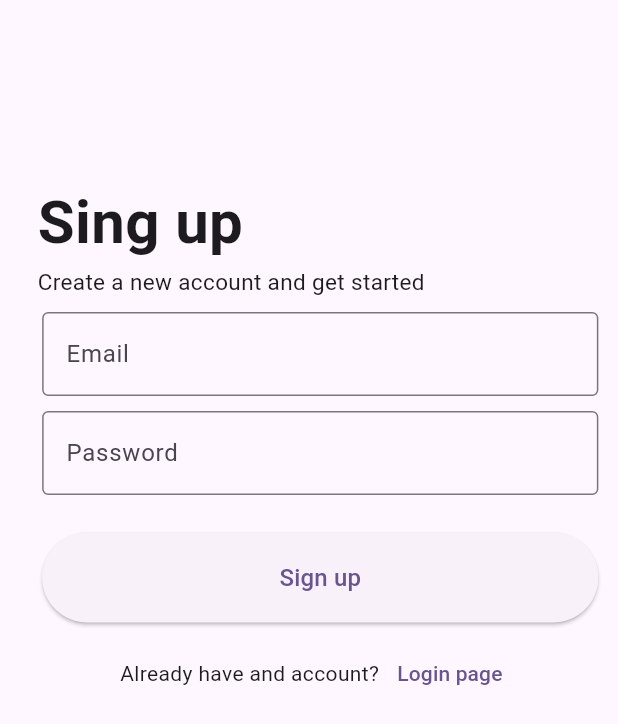
After one commit to kspINFO/ecommerce-app, a Flutter app: the screen it shows after launch, after a tap on "Login", after a tap on "Sign Up", on a phone screen of 412 x 824 dp. The commit adds this screen. Shown: the top 724 px of the screen. Run offline on Flutter 3.47's test engine with Material 3 defaults, Android fonts, the phone set to English and light mode, and no system bars; our stand-ins replace firebase_auth, firebase_core; accounts and stored records are empty.

Commit message:
morning 7-2-25 login page complite

```diff
--- a/lib/container/dashbord_text.dart
+++ b/lib/container/dashbord_text.dart
@@ -26,7 +26,7 @@ class _DashbordTextState extends State<DashbordText> {
             fontSize: 18,
             fontWeight: FontWeight.w500,
           ),
-        )
+        ),
       ],
     );
   }
--- a/lib/controllers/auth_service.dart
+++ b/lib/controllers/auth_service.dart
@@ -13,10 +13,10 @@ class AuthService {
     } on FirebaseAuthException catch (e) {
       return e.message.toString();
     }
-
+  }
     // login with email password method
 
-    // ignore: dead_code
+
     Future<String> loginWithEmail(String email, String password) async {
       try {
         await FirebaseAuth.instance
@@ -45,4 +45,3 @@ class AuthService {
       return user != null;
     }
   }
-}
--- a/lib/main.dart
+++ b/lib/main.dart
@@ -1,5 +1,6 @@
 import 'package:ecommerce_admin_apps/firebase_options.dart';
 import 'package:ecommerce_admin_apps/views/login.dart';
+import 'package:ecommerce_admin_apps/views/signup.dart';
 import 'package:firebase_core/firebase_core.dart';
 import 'package:flutter/material.dart';
 
@@ -27,6 +28,7 @@ class MyApp extends StatelessWidget {
       routes: {
         "/": (context) => LoginPage(),
         "/Loginpage": (context) => LoginPage(),
+        "/signup": (context) => SignupPage(),
       },
     );
   }
--- a/lib/views/login.dart
+++ b/lib/views/login.dart
@@ -1,3 +1,4 @@
+import 'package:ecommerce_admin_apps/controllers/auth_service.dart';
 import 'package:flutter/material.dart';
 
 class LoginPage extends StatefulWidget {
@@ -16,7 +17,9 @@ class _LoginPageState extends State<LoginPage> {
   @override
   Widget build(BuildContext context) {
     return Scaffold(
-      body: Padding(
+      body: Form(
+        key: formKey,
+        child: Padding(
           padding: const EdgeInsets.only(left: 15),
           child: Column(
             children: [
@@ -60,7 +63,9 @@ class _LoginPageState extends State<LoginPage> {
                       value!.isEmpty ? "Email cannot be empty." : null,
                   controller: _emailController,
                   decoration: InputDecoration(
-                    label: Text("Email"), border: OutlineInputBorder()),
+                    label: Text("Email"),
+                    border: OutlineInputBorder(),
+                  ),
                 ),
               ),
               SizedBox(
@@ -98,7 +103,40 @@ class _LoginPageState extends State<LoginPage> {
                 height: 60,
                 width: MediaQuery.of(context).size.width * .9,
                 child: ElevatedButton(
-                onPressed: () {},
+                  onPressed: () {
+                    if (formKey.currentState!.validate()) {
+                      AuthService()
+                          .loginWithEmail(
+                        _emailController.text.trim(),
+                        _passwordController.text.trim(),
+                      )
+                          .then(
+                        ( value) {
+                          if (value == "Login Successful") {
+                            ScaffoldMessenger.of(context).showSnackBar(
+                              SnackBar(
+                                content: Text("Login Successful"),
+                              ),
+                            );
+                            Navigator.restorablePushNamedAndRemoveUntil(
+                                context, "/Home", (route) => false);
+                          } else {
+                            ScaffoldMessenger.of(context).showSnackBar(
+                              SnackBar(
+                                content: Text(
+                                  value,
+                                  style: TextStyle(
+                                    color: Colors.white ,
+                                  ),
+                                ),
+                                backgroundColor: Colors.red.shade400,
+                              ),
+                            );
+                          }
+                        },
+                      );
+                    }
+                  },
                   child: Text(
                     "Login",
                     style: TextStyle(
@@ -125,6 +163,7 @@ class _LoginPageState extends State<LoginPage> {
             ],
           ),
         ),
+      ),
     );
   }
 }
--- /dev/null
+++ b/lib/views/signup.dart
@@ -0,0 +1,125 @@
+import 'package:flutter/material.dart';
+
+class SignupPage extends StatefulWidget {
+  const SignupPage({super.key});
+
+  @override
+  State<SignupPage> createState() => _SignupPageState();
+}
+
+class _SignupPageState extends State<SignupPage> {
+  final formKey = GlobalKey<FormState>();
+
+  final TextEditingController _emailController = TextEditingController();
+  final TextEditingController _passwordController = TextEditingController();
+
+  @override
+  Widget build(BuildContext context) {
+    return Scaffold(
+      body: Padding(
+        padding: const EdgeInsets.only(left: 15),
+        child: Column(
+          children: [
+            SizedBox(
+              height: 120,
+            ),
+            Padding(
+              padding: EdgeInsets.only(
+                left: 10,
+              ),
+              child: Align(
+                alignment: Alignment.centerLeft,
+                child: Text.rich(
+                  TextSpan(
+                    children: [
+                      TextSpan(
+                        text: "Sing up\n",
+                        style: TextStyle(
+                          fontSize: 40,
+                          fontWeight: FontWeight.w700,
+                        ),
+                      ),
+                      TextSpan(
+                        text: "Create a new account and get started",
+                        style: TextStyle(
+                          fontSize: 15,
+                        ),
+                      ),
+                    ],
+                  ),
+                ),
+              ),
+            ),
+            SizedBox(
+              height: 10,
+            ),
+            SizedBox(
+              width: MediaQuery.of(context).size.width * .9,
+              child: TextFormField(
+                validator: (value) =>
+                    value!.isEmpty ? "Email cannot be empty." : null,
+                controller: _emailController,
+                decoration: InputDecoration(
+                    label: Text("Email"), border: OutlineInputBorder()),
+              ),
+            ),
+            SizedBox(
+              height: 10,
+            ),
+            SizedBox(
+              width: MediaQuery.of(context).size.width * .9,
+              child: TextFormField(
+                validator: (value) => value!.isEmpty
+                    ? "Password should have atleast 8 characters"
+                    : null,
+                controller: _passwordController,
+                decoration: InputDecoration(
+                  label: Text("Password"),
+                  border: OutlineInputBorder(),
+                ),
+              ),
+            ),
+            SizedBox(
+              height: 10,
+            ),
+            Row(
+              mainAxisAlignment: MainAxisAlignment.end,
+              children: [],
+            ),
+            SizedBox(
+              height: 15,
+            ),
+            SizedBox(
+              height: 60,
+              width: MediaQuery.of(context).size.width * .9,
+              child: ElevatedButton(
+                onPressed: () {},
+                child: Text(
+                  "Sign up",
+                  style: TextStyle(
+                    fontSize: 16,
+                  ),
+                ),
+              ),
+            ),
+            SizedBox(
+              height: 10,
+            ),
+            Row(
+              mainAxisAlignment: MainAxisAlignment.center,
+              children: [
+                Text("Already have and account?"),
+                TextButton(
+                  onPressed: () {
+                    Navigator.pop(context);
+                  },
+                  child: Text("Login page"),
+                ),
+              ],
+            )
+          ],
+        ),
+      ),
+    );
+  }
+}
```
Lines whose indentation alone changed are shown as unchanged.
